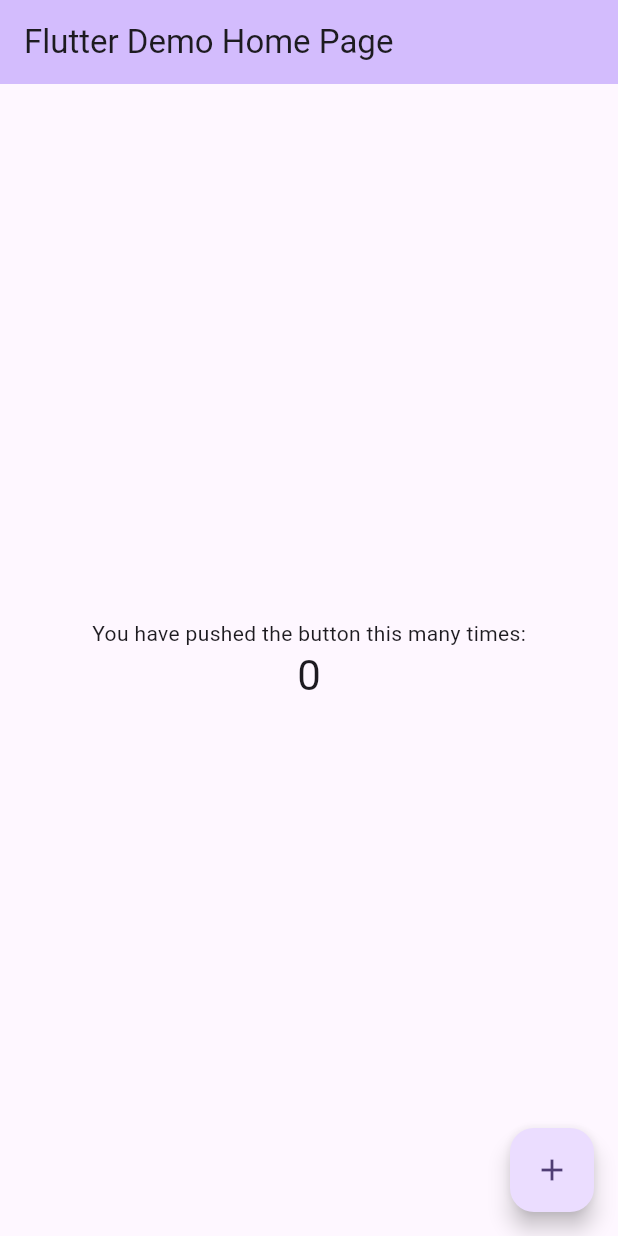
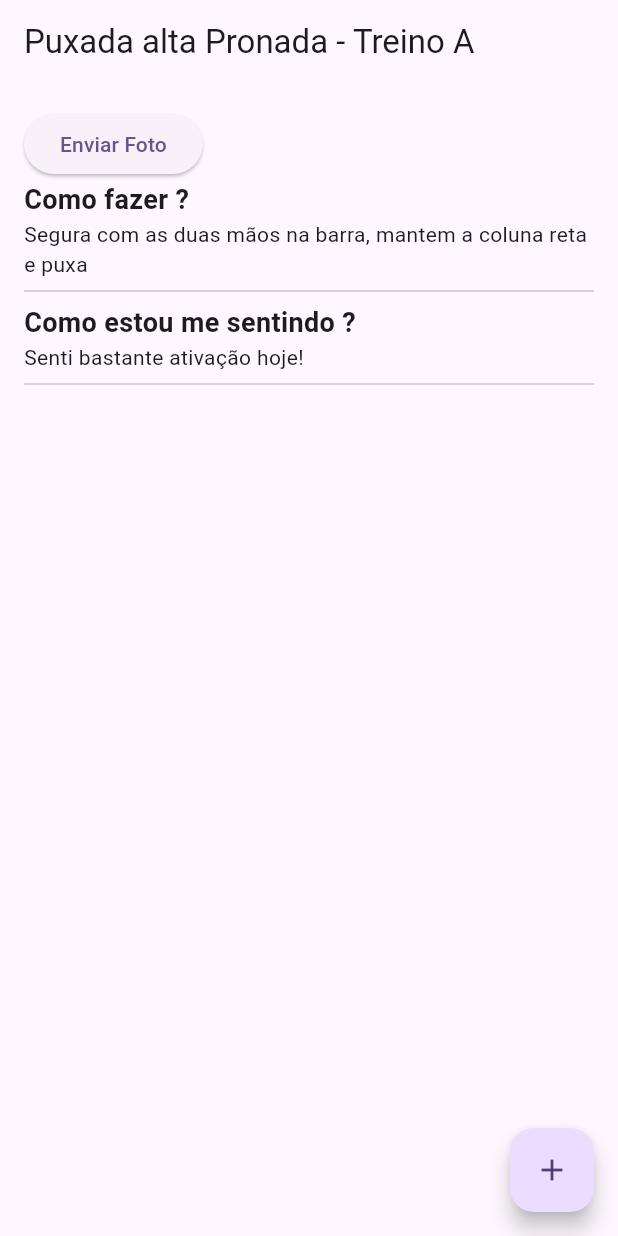
Before and after one commit to GustavoAlex10/Flutter-study, a Flutter app: the screen it shows after launch, on a phone screen of 412 x 824 dp. Run offline on Flutter 3.47's test engine with Material 2 defaults, Android fonts, the phone set to English and light mode, and no system bars.

Commit message:
feat: Added Home

```diff
--- a/lib/main.dart
+++ b/lib/main.dart
@@ -1,4 +1,5 @@
 import 'package:flutter/material.dart';
+import 'package:flutter_application_1/view/exercises.dart';
 
 void main() {
   runApp(const MyApp());
@@ -31,7 +32,7 @@ class MyApp extends StatelessWidget {
         colorScheme: ColorScheme.fromSeed(seedColor: Colors.deepPurple),
         useMaterial3: true,
       ),
-      home: const MyHomePage(title: 'Flutter Demo Home Page'),
+      home: ExerciseView(),
     );
   }
 }
--- /dev/null
+++ b/lib/view/exercises.dart
@@ -0,0 +1,42 @@
+import 'package:flutter/material.dart';
+
+class ExerciseView extends StatelessWidget {
+  const ExerciseView({super.key});
+
+  @override
+  Widget build(BuildContext context) {
+    return Scaffold(
+        appBar: AppBar(title: const Text("Puxada alta Pronada - Treino A")),
+        floatingActionButton: FloatingActionButton(
+          onPressed: () {
+            print("Float foi clicado");
+          },
+          child: const Icon(Icons.add),
+        ),
+        body: Padding(
+          padding: const EdgeInsets.all(16.0),
+          child: Column(
+            crossAxisAlignment: CrossAxisAlignment.start,
+            children: [
+              ElevatedButton(
+                onPressed: () {},
+                child: const Text("Enviar Foto"),
+              ),
+              const Text(
+                "Como fazer ?",
+                style: TextStyle(fontWeight: FontWeight.bold, fontSize: 18),
+              ),
+              const Text(
+                  "Segura com as duas mãos na barra, mantem a coluna reta e puxa"),
+              Divider(),
+              const Text(
+                "Como estou me sentindo ?",
+                style: TextStyle(fontWeight: FontWeight.bold, fontSize: 18),
+              ),
+              const Text("Senti bastante ativação hoje!"),
+              Divider(),
+            ],
+          ),
+        ));
+  }
+}
```
Also changed, not shown: 1 other file.
